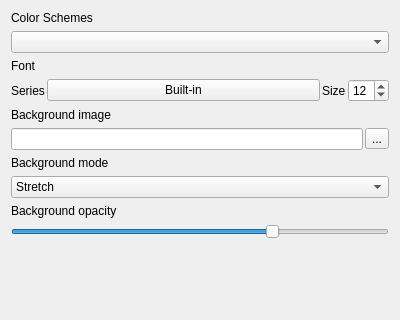
Qt form src/globaloptions/globaloptionsappearancewidget.ui (QQxiaoming/quardCRT) before a commit; both pictures show x 0 to 400 and y 0 to 320 of the 400 by 501 pixel window.
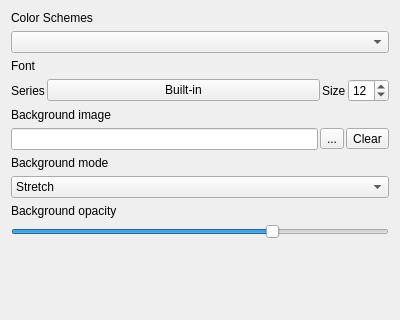
The same form after that commit.

Commit message: src:Add support for native UI and clear background image button

```diff
--- a/src/globaloptions/globaloptionsappearancewidget.ui
+++ b/src/globaloptions/globaloptionsappearancewidget.ui
@@ -109,6 +109,13 @@
        </property>
       </widget>
      </item>
+     <item>
+      <widget class="QToolButton" name="toolButtonClearBackgroundImage">
+       <property name="text">
+        <string>Clear</string>
+       </property>
+      </widget>
+     </item>
     </layout>
    </item>
    <item>
```
The commit also changes 40 other files.
